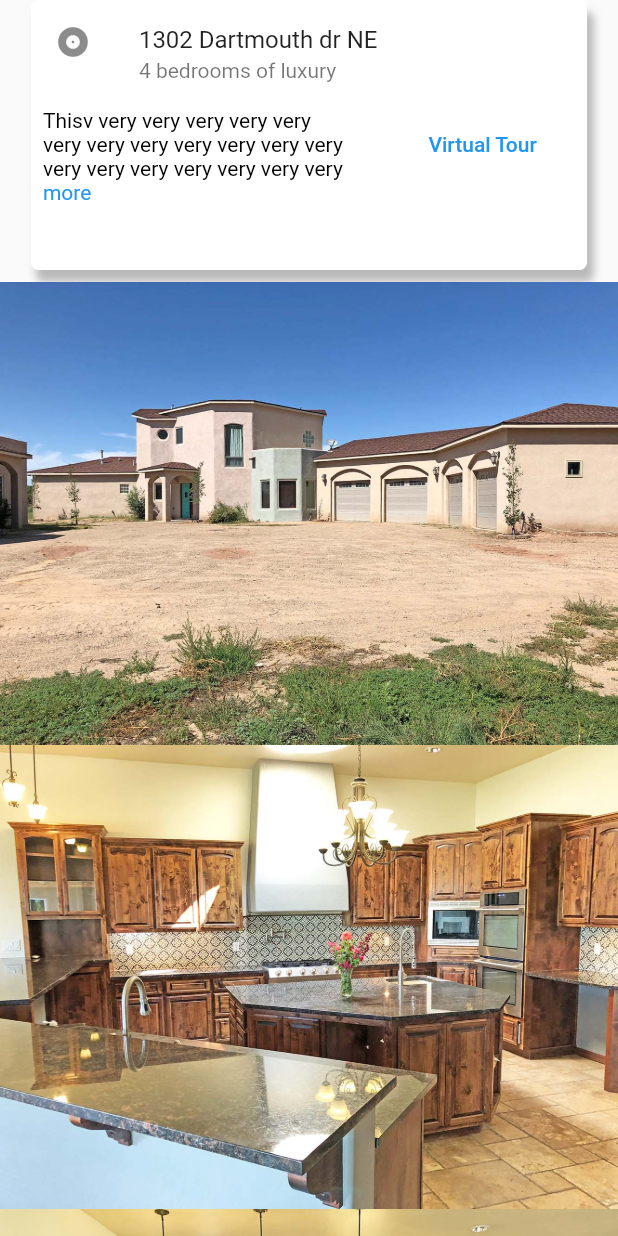
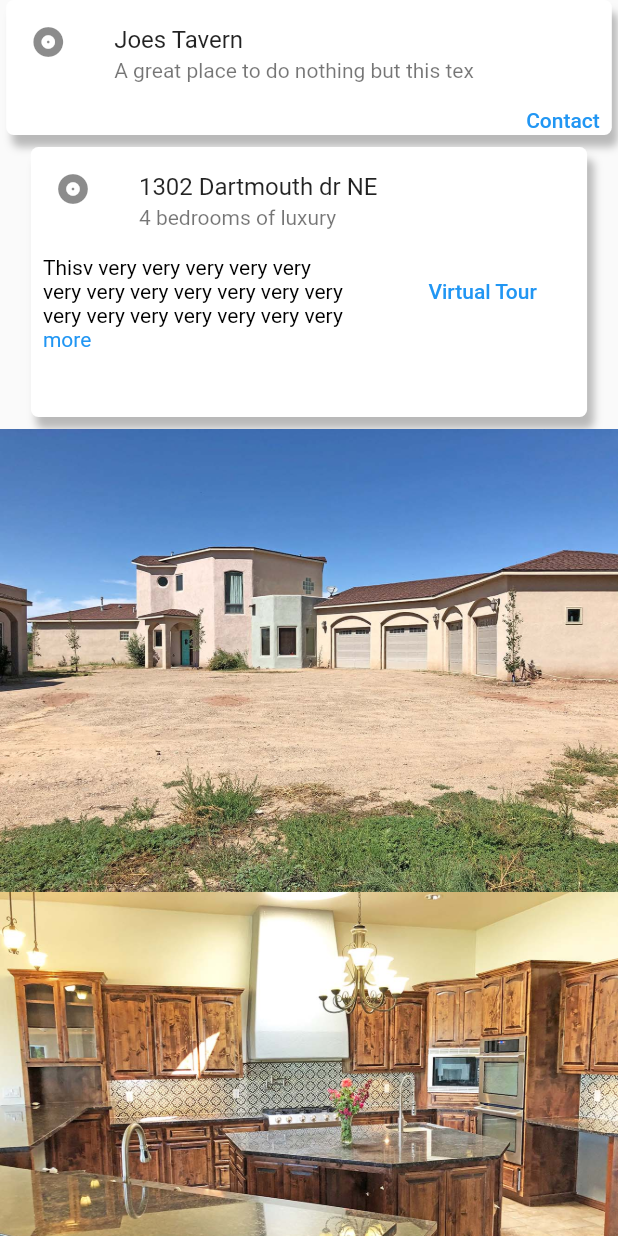
Before and after one commit to buckleyjohnson/expandable_card_above_scroller, a Flutter app: the screen it shows after launch, on a phone screen of 412 x 824 dp. Run offline on Flutter 3.47's test engine with Material 2 defaults, Android fonts, the phone set to English and light mode, and no system bars.

Commit message:
Added another card and make them minimize while scrolling up

```diff
--- a/lib/animated_card.dart
+++ b/lib/animated_card.dart
@@ -4,11 +4,12 @@ import 'clickable_text.dart';
 
 const maxChars = 100;
 class AnimatedCard extends StatefulWidget {
-  const AnimatedCard({Key? key, required this.originalDescriptionText, required this.title, required this.subTitle, this.virtualTourText}) : super(key: key);
+  const AnimatedCard({Key? key,required this.shrinkDown, required this.originalDescriptionText, required this.title, required this.subTitle, this.virtualTourText}) : super(key: key);
   final originalDescriptionText;
   final String title;
   final String subTitle;
   final String? virtualTourText;
+  final bool shrinkDown;
 
 
   @override
@@ -17,7 +18,7 @@ class AnimatedCard extends StatefulWidget {
 
 class _AnimatedCardState extends State<AnimatedCard> {
   var _expand = false;
-  var _descriptionText;
+  var _descriptionText = "";
   var _myHeight = 50.0;
   var title = "";
   var subtitle = "";
@@ -47,13 +48,8 @@ class _AnimatedCardState extends State<AnimatedCard> {
       heightExpanded = (widget.originalDescriptionText.length / 3) + 130;
     }
 
-    print("expand = $_expand");
     if (_expand)
     {
-      print("_originalDescriptionText=${widget.originalDescriptionText}");
-      print("myht = ${widget.originalDescriptionText}");
-      print("maxChars = ${maxChars}");
-      print("widget.originalDescriptionText.length = ${widget.originalDescriptionText.length}");
       if (widget.originalDescriptionText.length > maxChars){
         _descriptionText = widget.originalDescriptionText;
         _myHeight = heightExpanded;
@@ -65,7 +61,7 @@ class _AnimatedCardState extends State<AnimatedCard> {
     else {
       _myHeight = heightNotExpanded;
 
-      if (widget.originalDescriptionText.length > maxChars){print("stripping");
+      if (widget.originalDescriptionText.length > maxChars){
         _descriptionText = widget.originalDescriptionText.substring(0, maxChars);
       }
       else {
@@ -74,7 +70,9 @@ class _AnimatedCardState extends State<AnimatedCard> {
     }
 
     var _textWidth = _width * .5;
-    print("myht = ${_myHeight}");
+    if (widget.shrinkDown){
+      _myHeight = 0;
+    }
     // print("_descriptionText = ${_des}");
     return GestureDetector(
       onTap: clickedMore,
@@ -120,7 +118,7 @@ class _AnimatedCardState extends State<AnimatedCard> {
                   const SizedBox(width: 8),
                   (widget.virtualTourText == null)  ? Container() : TextButton(      //todo: don't show if there's not a virtual tour
                     child:  Text(widget.virtualTourText!),
-                    onPressed: () {setState(() {print ("tapped vt");
+                    onPressed: () {setState(() {
                      // _expand = !_expand;
                     });},
                   ),
--- /dev/null
+++ b/lib/animated_contact_info_card.dart
@@ -0,0 +1,157 @@
+import 'package:flutter/material.dart';
+import 'clickable_text.dart';
+
+
+const maxChars = 100;
+class AnimatedContactInfoCard extends StatefulWidget {
+  const AnimatedContactInfoCard({Key? key, required this.shrinkDown, required this.originalDescriptionText, required this.title, required this.subTitle, this.contactInfoList}) : super(key: key);
+  final originalDescriptionText;
+  final String title;
+  final String subTitle;
+  final Map<String, String>? contactInfoList;
+  final bool shrinkDown;
+
+
+  @override
+  State<AnimatedContactInfoCard> createState() => _AnimatedContactInfoCardState();
+}
+
+class _AnimatedContactInfoCardState extends State<AnimatedContactInfoCard> {
+  var _expand = false;
+  var _descriptionText;
+  var _myHeight = 100.0;
+  var title = "";
+  var subtitle = "";
+
+  clickedMore(){
+    setState(() {
+      _expand = !_expand;
+    });
+  }
+
+  @override
+  Widget build(BuildContext context) {
+
+    bool _shouldShowContactInfoList = false;
+    if (widget.contactInfoList != null){
+      if (widget.contactInfoList!.length > 0){
+        _shouldShowContactInfoList = true;
+      }
+    }
+      var _subtitle = widget.subTitle;
+    if (widget.subTitle.length >= 40) {
+      _subtitle = widget.subTitle.substring(0, 40);
+    }
+    var _title = widget.title;
+    if (widget.title.length >= 22){
+      _title = widget.title.substring(0, 22);
+    }
+    var heightNotExpanded = 90.0;
+
+    final _width = MediaQuery.of(context).size.width;
+    final _height = MediaQuery.of(context).size.height;
+
+
+    var _heightExpanded = 150.0;
+
+
+    if (_expand)
+    {
+      _myHeight = _heightExpanded;
+    }
+    else {
+      _myHeight = heightNotExpanded;
+
+    }
+    if (widget.shrinkDown){
+      _myHeight = 0;
+    }
+    var _textWidth = _width * .5;
+
+    return GestureDetector(
+      onTap: (){setState(() {
+        _expand = false;
+      });},
+      child: Center(
+        child: AnimatedContainer(
+          // onEnd: _animeEnded,
+          clipBehavior: Clip.antiAlias,
+          width: _width * .98,
+          height: _myHeight,
+          decoration: BoxDecoration(
+            color: Colors.white, // added
+            borderRadius: BorderRadius.circular(5.0),
+            boxShadow: [
+              BoxShadow(
+                color: Colors.black26,
+                blurRadius: 4,
+                offset: Offset(4, 8), // Shadow position
+              ),
+            ],
+          ),
+          duration: const Duration(seconds: 2),
+          // Provide an optional curve to make the animation feel smoother.
+          curve: Curves.fastOutSlowIn,
+          child: Wrap(
+            children: <Widget>[
+              ListTile(
+                // tileColor: Colors.white,
+                leading: Icon(Icons.album),
+                title: Text(_title),
+                subtitle: Text(_subtitle),
+              ),
+
+              Row(
+                crossAxisAlignment: CrossAxisAlignment.start,
+                mainAxisAlignment: MainAxisAlignment.end,
+                children: <Widget>[
+
+                  // const SizedBox(width: 8),
+                  (!_shouldShowContactInfoList)  ? Container() : TextButton(      //todo: don't show if there's not a virtual tour
+                  style: TextButton.styleFrom(
+                    tapTargetSize: MaterialTapTargetSize.shrinkWrap,
+                    minimumSize: Size.zero, // <-- Add this
+                    padding: EdgeInsets.zero, // <-- and this
+                  ),
+                    child:  Padding(
+                      padding: const EdgeInsets.only(right: 8.0),
+                      child: Text("Contact"),
+                    ),
+                    onPressed: () {setState(() {
+                       _expand = !_expand;
+                    });},
+                        ),
+                ],
+              ),
+              (!_shouldShowContactInfoList)
+                  ? Container()
+                  : Padding(
+                    padding: const EdgeInsets.fromLTRB(12.0, 0, 0, 12.0),
+                    child: Row(children: [
+                        Container(
+                          height: 333,
+                          width: _width * .9,
+                          child: ListView.separated(
+                            scrollDirection: Axis.horizontal,
+                              itemBuilder: (context, index) {
+                                String key = widget.contactInfoList!.keys.elementAt(index);
+                                final name = key;
+                                final value = widget.contactInfoList![key];
+                                return Text(name + " " + value!);
+                              },
+                              separatorBuilder: (BuildContext context, int index) => Divider(
+                                color: Colors.black,
+                                endIndent: 10,
+                                indent: 10,
+                              ),
+                              itemCount: widget.contactInfoList!.length),
+                        )
+                      ]),
+                  ),
+            ],
+          ),
+        ),
+      ),
+    );
+  }
+}
--- a/lib/expanded_section_class.dart
+++ /dev/null
@@ -1,62 +0,0 @@
-import 'package:flutter/material.dart';
-
-class ExpandedSection extends StatefulWidget {
-  final Widget child;
-  final bool expand;
-
-  ExpandedSection({this.expand = false, required this.child});
-
-  @override
-  _ExpandedSectionState createState() => _ExpandedSectionState();
-}
-
-class _ExpandedSectionState extends State<ExpandedSection>
-    with SingleTickerProviderStateMixin {
-  late AnimationController expandController;
-  late Animation<double> animation;
-
-  @override
-  void initState() {
-    super.initState();
-    prepareAnimations();
-    _runExpandCheck();
-  }
-
-  ///Setting up the animation
-  void prepareAnimations() {
-    expandController = AnimationController(
-        vsync: this, duration: Duration(milliseconds: 1000));
-    animation = CurvedAnimation(
-      parent: expandController,
-      curve: Curves.fastOutSlowIn,
-    );
-  }
-
-  void _runExpandCheck() {
-    if (widget.expand) {
-      expandController.forward();
-    } else {
-      expandController.reverse();
-    }
-  }
-
-  @override
-  void didUpdateWidget(ExpandedSection oldWidget) {
-    super.didUpdateWidget(oldWidget);
-    _runExpandCheck();
-  }
-
-  @override
-  void dispose() {
-    expandController.dispose();
-    super.dispose();
-  }
-
-  Tween<double> _tween = Tween(begin: 1, end: 0.5);
-  @override
-  Widget build(BuildContext context) {
-
-    return SizeTransition(
-        axisAlignment: -1.0, sizeFactor: _tween.animate(animation), child: widget.child);
-  }
-}
--- a/lib/main.dart
+++ b/lib/main.dart
@@ -1,7 +1,8 @@
 import 'package:flutter/material.dart';
-import 'expanded_section_class.dart';
+import 'package:flutter/services.dart';
+import 'package:flutter/rendering.dart';
 import 'animated_card.dart';
-import 'package:flutter/services.dart';
+import 'animated_contact_info_card.dart';
 
 void main() {
   WidgetsFlutterBinding.ensureInitialized();
@@ -53,7 +54,8 @@ class _MyHomePageState extends State<MyHomePage> {
   //var _originalDescriptionText = " very very  very very very very very very very very very very very very very very very very very very very  very very very very very very very very very very very very very very very very very  go overboard with a lot of exatra crap long";
   late String _descriptionText ;
 
-
+  bool upDirection = true, flag = false;
+  late ScrollController _controller;
 
 
   @override
@@ -62,22 +64,38 @@ class _MyHomePageState extends State<MyHomePage> {
     SystemChrome.setEnabledSystemUIOverlays([]);
     SystemChrome.setEnabledSystemUIOverlays(SystemUiOverlay.values);
     _descriptionText = _originalDescriptionText;
+    _controller = ScrollController()
+      ..addListener(() {
+        upDirection = _controller.position.userScrollDirection == ScrollDirection.forward;
+        // print("upDirection $upDirection");
+        // makes sure we don't call setState too much, but only when it is needed
+        if (upDirection == flag)
+          setState(() { print("is going up");});
+
+
+        flag = !upDirection;
+      });
   }
   @override
   Widget build(BuildContext context) {
     var _isPortrait = MediaQuery.of(context).orientation == Orientation.portrait;
-
+    final ScrollController scrollController = ScrollController();
     return SafeArea(
       child: Column(
         children: [
-          !_isPortrait ? Container() : AnimatedCard(originalDescriptionText: _originalDescriptionText, title: "1302 Dartmouth dr NE", subTitle: "4 bedrooms of luxury",virtualTourText: "Virtual Tour",),
+          !_isPortrait ? Container() : Padding(
+            padding: const EdgeInsets.only(bottom: 8.0),
+            child: AnimatedContactInfoCard(shrinkDown: flag, originalDescriptionText: "very long text but only 25", title: "Joes Tavern", subTitle: "A great place to do nothing but this text is", contactInfoList: {"phone": "872-3333", "email": "this is email"}),
+          ),
+          !_isPortrait ? Container() : AnimatedCard(shrinkDown: flag, originalDescriptionText: _originalDescriptionText, title: "1302 Dartmouth dr NE", subTitle: "4 bedrooms of luxury",virtualTourText: "Virtual Tour",),
           SizedBox(height: 8.0,),
           Expanded(
             child: ListView.builder(
+                controller: _controller,
+                physics: const AlwaysScrollableScrollPhysics(),
                 itemCount: myList.length,
                 itemBuilder: (BuildContext context, int index) {
                   var name = 'assets/' + myList[index] + '.jpg';
-                  print(name);
                   return Image.asset(name, fit: BoxFit.contain,);
                 }
             ),
@@ -86,4 +104,10 @@ class _MyHomePageState extends State<MyHomePage> {
       ),
     );
   }
+  @override
+  void dispose() {
+    _controller.dispose();
+    super.dispose();
+  }
+
 }
```
